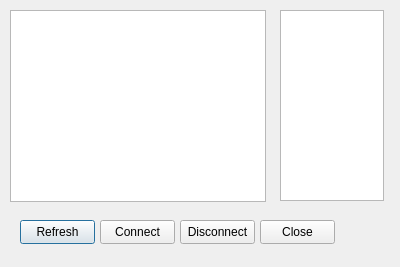
Qt form plugins/mcumgr/bluetooth_setup.ui (thedjnK/AuTerm) before a commit.
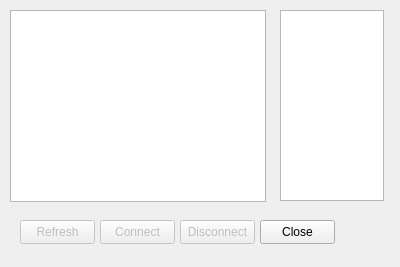
The same form after that commit.

Commit message: plugins: mcumgr: Updates and fixes to bluetooth form and connection

What changed in the file:
```diff
--- a/plugins/mcumgr/bluetooth_setup.ui
+++ b/plugins/mcumgr/bluetooth_setup.ui
@@ -24,6 +24,9 @@
    </property>
   </widget>
   <widget class="QPushButton" name="btn_refresh">
+   <property name="enabled">
+    <bool>false</bool>
+   </property>
    <property name="geometry">
     <rect>
      <x>20</x>
@@ -37,6 +40,9 @@
    </property>
   </widget>
   <widget class="QPushButton" name="btn_connect">
+   <property name="enabled">
+    <bool>false</bool>
+   </property>
    <property name="geometry">
     <rect>
      <x>100</x>
@@ -50,6 +56,9 @@
    </property>
   </widget>
   <widget class="QPushButton" name="btn_disconnect">
+   <property name="enabled">
+    <bool>false</bool>
+   </property>
    <property name="geometry">
     <rect>
      <x>180</x>
```
The commit also changes 4 other files.
